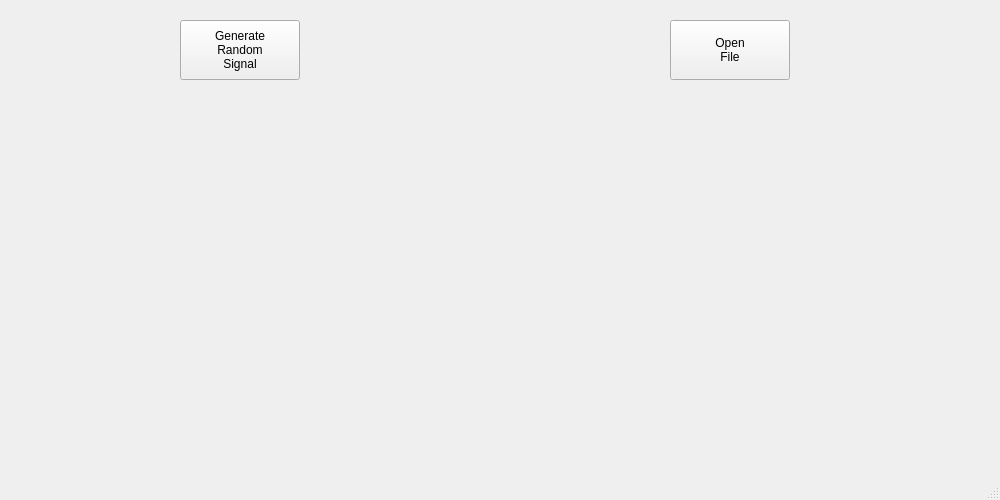
whigg/PyGUIDevTemplate, file qt_designer.ui: the form before one commit.
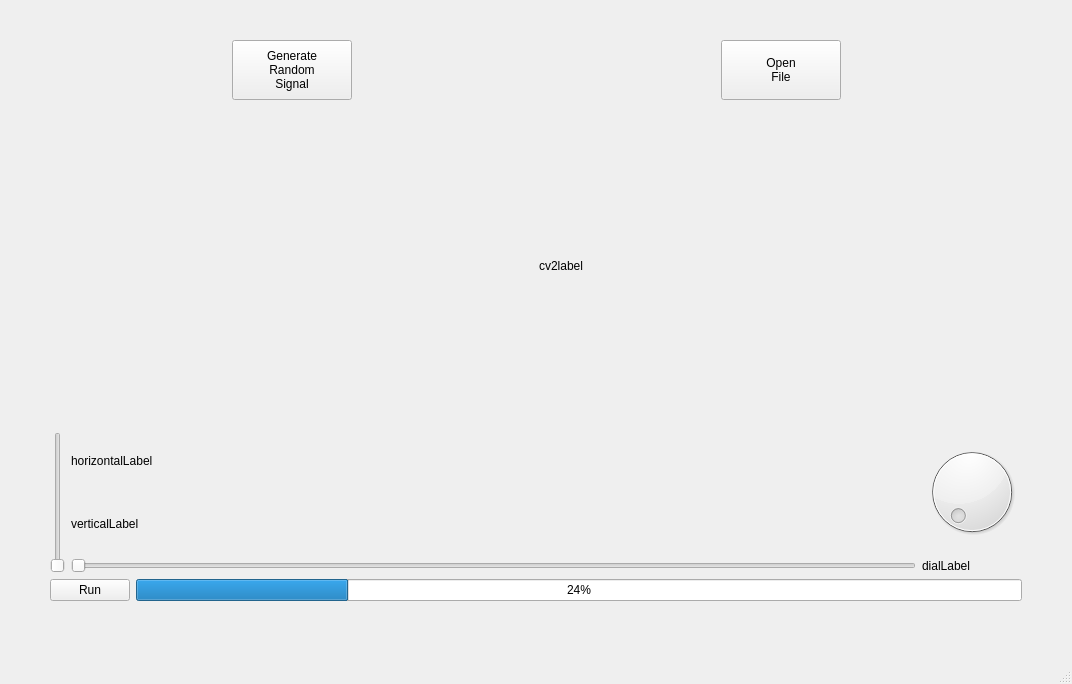
The form after the commit. Custom widgets are drawn as their Qt base class.

Commit message: update dial, slider, and refactoring

```diff
--- a/qt_designer.ui
+++ b/qt_designer.ui
@@ -6,8 +6,8 @@
    <rect>
     <x>0</x>
     <y>0</y>
-    <width>1000</width>
-    <height>500</height>
+    <width>1072</width>
+    <height>684</height>
    </rect>
   </property>
   <property name="minimumSize">
@@ -20,15 +20,23 @@
    <string>MainWindow</string>
   </property>
   <widget class="QWidget" name="centralwidget">
-   <widget class="QWidget" name="horizontalLayoutWidget">
+   <widget class="QWidget" name="">
     <property name="geometry">
      <rect>
-      <x>160</x>
-      <y>10</y>
-      <width>160</width>
-      <height>80</height>
+      <x>50</x>
+      <y>40</y>
+      <width>972</width>
+      <height>561</height>
      </rect>
     </property>
+    <layout class="QGridLayout" name="gridLayout_5">
+     <item row="0" column="0" colspan="2">
+      <layout class="QGridLayout" name="gridLayout_4">
+       <item row="0" column="0">
+        <layout class="QGridLayout" name="gridLayout_2">
+         <item row="0" column="0" colspan="2">
+          <layout class="QGridLayout" name="gridLayout">
+           <item row="0" column="0">
     <layout class="QHBoxLayout" name="horizontalLayout">
      <item>
       <spacer name="horizontalSpacer">
@@ -72,26 +80,8 @@
       </spacer>
      </item>
     </layout>
-   </widget>
-   <widget class="MplWidget" name="MplWidget" native="true">
-    <property name="geometry">
-     <rect>
-      <x>10</x>
-      <y>110</y>
-      <width>480</width>
-      <height>320</height>
-     </rect>
-    </property>
-   </widget>
-   <widget class="QWidget" name="horizontalLayoutWidget_2">
-    <property name="geometry">
-     <rect>
-      <x>650</x>
-      <y>10</y>
-      <width>160</width>
-      <height>80</height>
-     </rect>
-    </property>
+           </item>
+           <item row="0" column="1">
     <layout class="QHBoxLayout" name="horizontalLayout_2">
      <item>
       <spacer name="horizontalSpacer_3">
@@ -134,19 +124,93 @@
       </spacer>
      </item>
     </layout>
-   </widget>
-   <widget class="QLabel" name="cv2label">
-    <property name="geometry">
-     <rect>
-      <x>500</x>
-      <y>110</y>
+           </item>
+          </layout>
+         </item>
+         <item row="1" column="0">
+          <widget class="MplWidget" name="MplWidget" native="true">
+           <property name="minimumSize">
+            <size>
+             <width>480</width>
+             <height>320</height>
+            </size>
+           </property>
+          </widget>
+         </item>
+         <item row="1" column="1">
+          <widget class="cv2Label" name="cv2Label">
+           <property name="minimumSize">
+            <size>
       <width>480</width>
       <height>320</height>
-     </rect>
+            </size>
     </property>
     <property name="text">
-     <string/>
-    </property>
+            <string>cv2label</string>
+           </property>
+          </widget>
+         </item>
+        </layout>
+       </item>
+       <item row="1" column="0">
+        <layout class="QGridLayout" name="gridLayout_3">
+         <item row="2" column="2">
+          <widget class="QLabel" name="dialLabel">
+           <property name="text">
+            <string>dialLabel</string>
+           </property>
+          </widget>
+         </item>
+         <item row="1" column="1">
+          <widget class="QLabel" name="verticalLabel">
+           <property name="text">
+            <string>verticalLabel</string>
+           </property>
+          </widget>
+         </item>
+         <item row="2" column="1">
+          <widget class="QSlider" name="horizontalSlider">
+           <property name="orientation">
+            <enum>Qt::Horizontal</enum>
+           </property>
+          </widget>
+         </item>
+         <item row="0" column="0" rowspan="3">
+          <widget class="QSlider" name="verticalSlider">
+           <property name="orientation">
+            <enum>Qt::Vertical</enum>
+           </property>
+          </widget>
+         </item>
+         <item row="0" column="1">
+          <widget class="QLabel" name="horizontalLabel">
+           <property name="text">
+            <string>horizontalLabel</string>
+           </property>
+          </widget>
+         </item>
+         <item row="0" column="2" rowspan="2">
+          <widget class="QDial" name="dial"/>
+         </item>
+        </layout>
+       </item>
+      </layout>
+     </item>
+     <item row="1" column="0">
+      <widget class="QPushButton" name="runProgress">
+       <property name="text">
+        <string>Run</string>
+       </property>
+      </widget>
+     </item>
+     <item row="1" column="1">
+      <widget class="QProgressBar" name="progressBar">
+       <property name="value">
+        <number>24</number>
+       </property>
+      </widget>
+     </item>
+    </layout>
    </widget>
   </widget>
   <widget class="QMenuBar" name="menubar">
@@ -168,6 +232,11 @@
    <header>mplwidget.h</header>
    <container>1</container>
   </customwidget>
+  <customwidget>
+   <class>cv2Label</class>
+   <extends>QLabel</extends>
+   <header>cv2label.h</header>
+  </customwidget>
  </customwidgets>
  <resources/>
  <connections/>
```
Left out of the diff: 4 changed lines with no effect on the pictures. Lines whose indentation alone changed are shown as unchanged. The commit also changes 8 other files.
